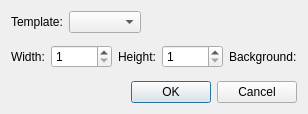
Qt form NewFileDialog.ui (RussianBruteForce/Qtnp) before a commit.
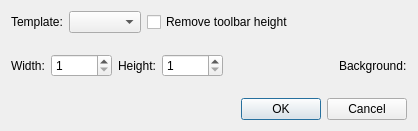
The same form after that commit.

Commit message: Remove toolbar height checkbox added to NewImageDialog.

The edit to the form file:
```diff
--- a/NewFileDialog.ui
+++ b/NewFileDialog.ui
@@ -6,8 +6,8 @@
    <rect>
     <x>0</x>
     <y>0</y>
-    <width>299</width>
-    <height>114</height>
+    <width>418</width>
+    <height>131</height>
    </rect>
   </property>
   <property name="windowTitle">
@@ -26,6 +26,13 @@
      <item>
       <widget class="QComboBox" name="templatesCB"/>
      </item>
+     <item>
+      <widget class="QCheckBox" name="removeTBHeight">
+       <property name="text">
+        <string>Remove toolbar height</string>
+       </property>
+      </widget>
+     </item>
      <item>
       <spacer name="horizontalSpacer_3">
        <property name="orientation">
```
The commit also changes 3 other files.
